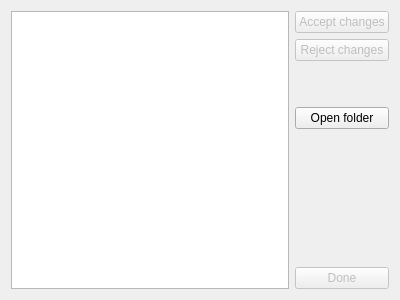
Old version of the form src/ui/skeletons/dialog_single_mod_view.ui in the repository 132nd-etcher/EASI.
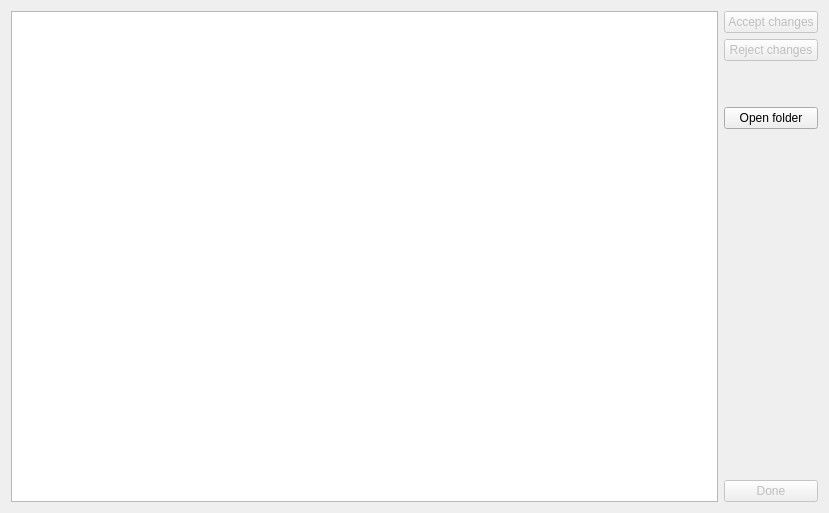
New version of the form.

Commit message: pretty happy with the Single mod view for the time begin

```diff
--- a/src/ui/skeletons/dialog_single_mod_view.ui
+++ b/src/ui/skeletons/dialog_single_mod_view.ui
@@ -6,8 +6,8 @@
    <rect>
     <x>0</x>
     <y>0</y>
-    <width>400</width>
-    <height>300</height>
+    <width>829</width>
+    <height>513</height>
    </rect>
   </property>
   <property name="windowTitle">
@@ -15,7 +15,20 @@
   </property>
   <layout class="QHBoxLayout" name="horizontalLayout">
    <item>
-    <widget class="QTableView" name="table"/>
+    <widget class="QTableView" name="table">
+     <property name="midLineWidth">
+      <number>8</number>
+     </property>
+     <property name="sortingEnabled">
+      <bool>true</bool>
+     </property>
+     <attribute name="horizontalHeaderShowSortIndicator" stdset="0">
+      <bool>true</bool>
+     </attribute>
+     <attribute name="verticalHeaderShowSortIndicator" stdset="0">
+      <bool>false</bool>
+     </attribute>
+    </widget>
    </item>
    <item>
     <layout class="QVBoxLayout" name="verticalLayout">
```
The commit also changes 2 other files.
